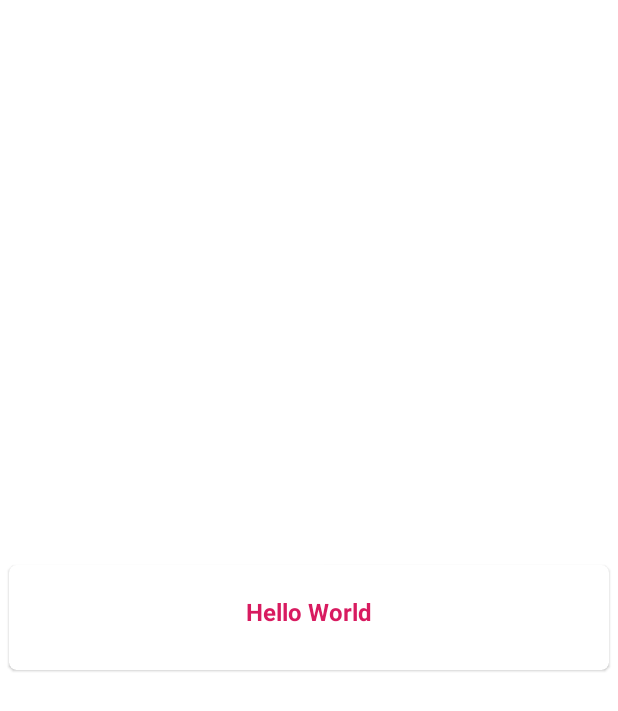
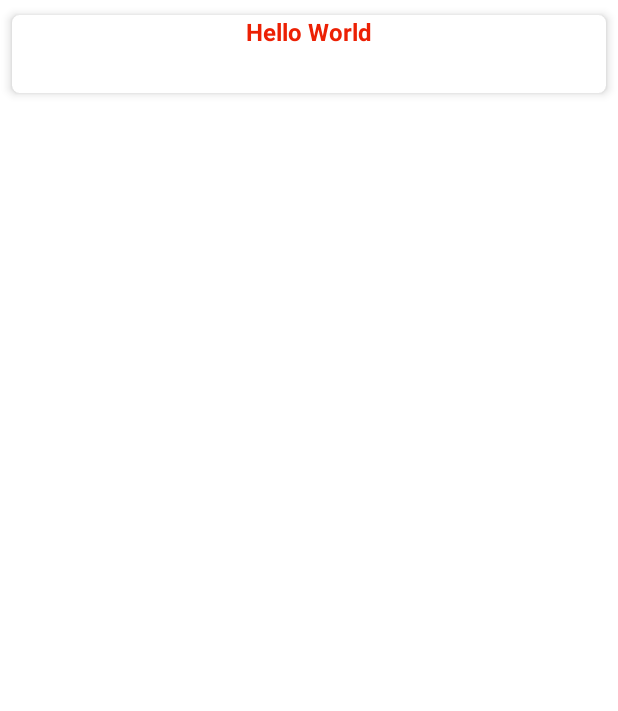
Before and after one commit to ronjdaugherty34/WeatherAppCodeChallenge, an Android app: the layout parent_recycler.xml on its own in the app's theme, with its tools: preview values and no code run, on a phone screen of 412 x 824 dp. Shown: the top 711 px of the screen. Run offline under Robolectric (Android 15) with nearby library versions, the phone set to English and light mode, and no system bars.

Commit message:
removing unusedcode fixing outdated xml

```diff
--- a/app/src/main/java/com/rondaugherty/weatherappcodechallenge/Utils/LocationHelper.kt
+++ b/app/src/main/java/com/rondaugherty/weatherappcodechallenge/Utils/LocationHelper.kt
@@ -11,8 +11,7 @@ import androidx.lifecycle.LiveData
 import androidx.lifecycle.liveData
 import com.google.android.gms.location.FusedLocationProviderClient
 import com.google.android.gms.location.LocationServices
-import io.reactivex.Observable
-import io.reactivex.subjects.BehaviorSubject
+
 import kotlinx.coroutines.flow.Flow
 import kotlinx.coroutines.flow.flow
 
--- a/app/src/main/java/com/rondaugherty/weatherappcodechallenge/fragments/CurrentTempFragment.kt
+++ b/app/src/main/java/com/rondaugherty/weatherappcodechallenge/fragments/CurrentTempFragment.kt
@@ -15,6 +15,7 @@ import com.rondaugherty.weatherappcodechallenge.Utils.invisible
 import com.rondaugherty.weatherappcodechallenge.Utils.loadImg
 import com.rondaugherty.weatherappcodechallenge.Utils.visible
 import com.rondaugherty.weatherappcodechallenge.viewmodel.WeatherViewModel
+import kotlin.math.roundToInt
 
 class CurrentTempFragment : Fragment() {
 
@@ -65,7 +66,7 @@ class CurrentTempFragment : Fragment() {
 
                     forecastTemp.text = getString(
                         R.string.temp,
-                        currentConditions.main.temp.toString()
+                        currentConditions.main.temp.roundToInt().toString()
                     )
 
                 }
--- a/app/src/main/java/com/rondaugherty/weatherappcodechallenge/networking/APIService.kt
+++ b/app/src/main/java/com/rondaugherty/weatherappcodechallenge/networking/APIService.kt
@@ -2,7 +2,6 @@ package com.rondaugherty.weatherappcodechallenge.networking
 
 import com.rondaugherty.weatherappcodechallenge.model.CurrentConditions
 import com.rondaugherty.weatherappcodechallenge.model.FiveDayForecast
-import io.reactivex.Maybe
 import retrofit2.Response
 import retrofit2.http.GET
 import retrofit2.http.Query
--- a/app/src/main/res/layout/parent_recycler.xml
+++ b/app/src/main/res/layout/parent_recycler.xml
@@ -5,17 +5,16 @@
         android:id="@+id/card_view"
         android:layout_width="match_parent"
         android:layout_height="wrap_content"
-        android:layout_gravity="center"
         android:layout_margin="2dp"
+        card_view:cardElevation="4dp"
         card_view:cardBackgroundColor="#fff"
         card_view:cardCornerRadius="5dp"
-        card_view:cardUseCompatPadding="true">
+        card_view:cardUseCompatPadding="true"
+        tools:context=".fragments.FiveDayForecastFragment">
 
-    <RelativeLayout
+    <androidx.constraintlayout.widget.ConstraintLayout
             android:layout_width="match_parent"
-            android:layout_height="match_parent"
-
-            android:orientation="vertical">
+            android:layout_height="match_parent">
 
         <TextView
                 android:id="@+id/parentTextView"
@@ -23,24 +22,27 @@
                 android:layout_width="wrap_content"
                 android:layout_height="wrap_content"
                 android:layout_centerHorizontal="true"
-
-
-                android:padding="20dp"
                 android:text="Hello World"
                 android:textColor="@color/colorAccent"
-                android:textStyle="bold" />
+                android:textStyle="bold"
+                card_view:layout_constraintStart_toStartOf="parent"
+                card_view:layout_constraintEnd_toEndOf="parent"
+                card_view:layout_constraintTop_toTopOf="parent" />
 
         <androidx.recyclerview.widget.RecyclerView
                 android:id="@+id/rv_child"
                 android:layout_width="match_parent"
                 android:layout_height="wrap_content"
-                android:layout_alignParentTop="true"
                 android:layout_centerHorizontal="true"
                 android:layout_marginTop="30dp"
                 android:orientation="horizontal"
-                android:padding="20dp"
-                tools:layout_editor_absoluteX="74dp" />
+                card_view:layout_constraintStart_toStartOf="parent"
+                card_view:layout_constraintTop_toBottomOf="@+id/parentTextView"
+                card_view:layout_constraintEnd_toEndOf="parent"
+                card_view:layout_constraintBottom_toBottomOf="parent"
 
-    </RelativeLayout>
+                />
+
+    </androidx.constraintlayout.widget.ConstraintLayout>
 
 </com.google.android.material.card.MaterialCardView>
--- a/app/src/main/res/values/colors.xml
+++ b/app/src/main/res/values/colors.xml
@@ -1,6 +1,6 @@
 <?xml version="1.0" encoding="utf-8"?>
 <resources>
-    <color name="colorPrimary">#008577</color>
-    <color name="colorPrimaryDark">#00574B</color>
-    <color name="colorAccent">#D81B60</color>
+    <color name="colorPrimary">#1849CA</color>
+    <color name="colorPrimaryDark">#162CA2</color>
+    <color name="colorAccent">#EC2004</color>
 </resources>
```
Also changed, not shown: app/build.gradle (+14 -38 lines), app/src/main/AndroidManifest.xml (+7 -7 lines), app/src/main/java/com/rondaugherty/weatherappcodechallenge/repository/WeatherRepository.kt (+0 -12 lines), app/src/main/java/com/rondaugherty/weatherappcodechallenge/ui/main/MainActivity.kt (+6 -7 lines), app/src/main/java/com/rondaugherty/weatherappcodechallenge/viewmodel/WeatherViewModel.kt (+4 -6 lines), app/src/main/res/layout/activity_main.xml (+0 -10 lines), app/src/main/res/layout/fragment_five_day_forecast.xml (+12 -8 lines), app/src/main/res/layout/weather_item_row.xml (+26 -21 lines).
